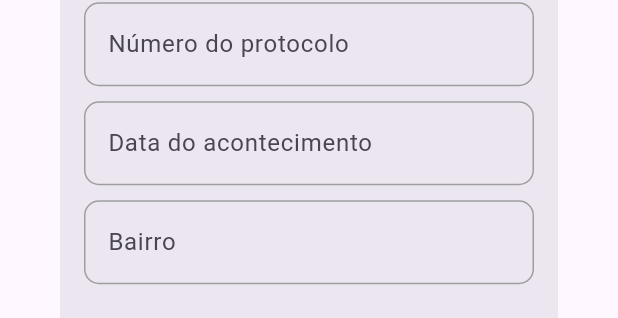
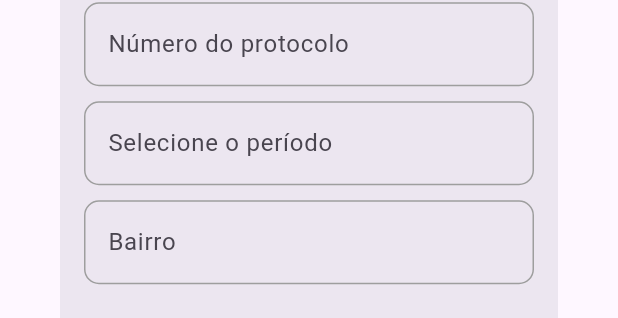
Before and after one commit to Thay-de-Oliveira/Projeto-Aplicado-v3, a Flutter app: the FiltroAtendimento widget shown alone on an empty page, opened directly with empty values, on a phone screen of 412 x 824 dp. Shown: the part 510-828 px from the top of the screen. Run offline on Flutter 3.47's test engine with Material 3 defaults, Android fonts, the phone set to English and light mode, and no system bars; our stand-ins replace carousel_slider, dio, flutter_typeahead, get, google_maps_flutter, image_picker and 2 more; missing offline and left inert: flutter_pdfview, maps_launcher; accounts and stored records are empty; network calls fail.

Commit message:
Atualizando seleção por período de 15 dias no filtro atendi pendente

```diff
--- a/lib/app/components/globais/filtro-atendimento.dart
+++ b/lib/app/components/globais/filtro-atendimento.dart
@@ -2,12 +2,16 @@ import 'package:flutter/material.dart';
 
 class FiltroAtendimento extends StatelessWidget {
   final List<String> subgrupos;
+  final Function(Map<String, dynamic>) onSave;
 
-  FiltroAtendimento({required this.subgrupos});
+  FiltroAtendimento({required this.subgrupos, required this.onSave});
 
   @override
   Widget build(BuildContext context) {
     String? selectedSubgroup;
+    TextEditingController protocoloController = TextEditingController();
+    TextEditingController bairroController = TextEditingController();
+    DateTimeRange? selectedDateRange;
 
     return Dialog(
       shape: RoundedRectangleBorder(
@@ -26,7 +30,7 @@ class FiltroAtendimento extends StatelessWidget {
                   fontWeight: FontWeight.bold,
                 ),
               ),
-              const Divider(color: Colors.grey), // Linha fina e cinza
+              const Divider(color: Colors.grey),
               const SizedBox(height: 10),
               DropdownButtonFormField<String>(
                 decoration: _customInputDecoration('Subgrupo'),
@@ -42,14 +46,31 @@ class FiltroAtendimento extends StatelessWidget {
               ),
               const SizedBox(height: 10),
               TextField(
+                controller: protocoloController,
                 decoration: _customInputDecoration('Número do protocolo'),
               ),
               const SizedBox(height: 10),
-              TextField(
-                decoration: _customInputDecoration('Data do acontecimento'),
+              GestureDetector(
+                onTap: () async {
+                  selectedDateRange = await showDateRangePicker(
+                    context: context,
+                    firstDate: DateTime.now().subtract(Duration(days: 30)),
+                    lastDate: DateTime.now(),
+                  );
+                },
+                child: AbsorbPointer(
+                  child: TextField(
+                    decoration: _customInputDecoration(
+                      selectedDateRange == null
+                          ? 'Selecione o período'
+                          : 'Período: ${selectedDateRange?.start.toIso8601String().split('T').first} - ${selectedDateRange?.end.toIso8601String().split('T').first}',
+                    ),
+                  ),
+                ),
               ),
               const SizedBox(height: 10),
               TextField(
+                controller: bairroController,
                 decoration: _customInputDecoration('Bairro'),
               ),
               const SizedBox(height: 20),
@@ -74,7 +95,15 @@ class FiltroAtendimento extends StatelessWidget {
                   const SizedBox(width: 10),
                   ElevatedButton(
                     onPressed: () {
-                      // Ação do botão Salvar
+                      Map<String, dynamic> filters = {
+                        'subgrupo': selectedSubgroup,
+                        'protocolo': protocoloController.text.isEmpty ? null : protocoloController.text,
+                        'dataInicio': selectedDateRange?.start,
+                        'dataFim': selectedDateRange?.end,
+                        'bairro': bairroController.text.isEmpty ? null : bairroController.text,
+                      };
+                      onSave(filters);
+                      Navigator.of(context).pop();
                     },
                     child: Text(
                       'Salvar',
```
Also changed, not shown: lib/app/home/atendimentos/pendente/tela-atend-pendente.dart (+8 -6 lines), lib/backend/controllers/acontecimentoController.dart (+25 -0 lines).
